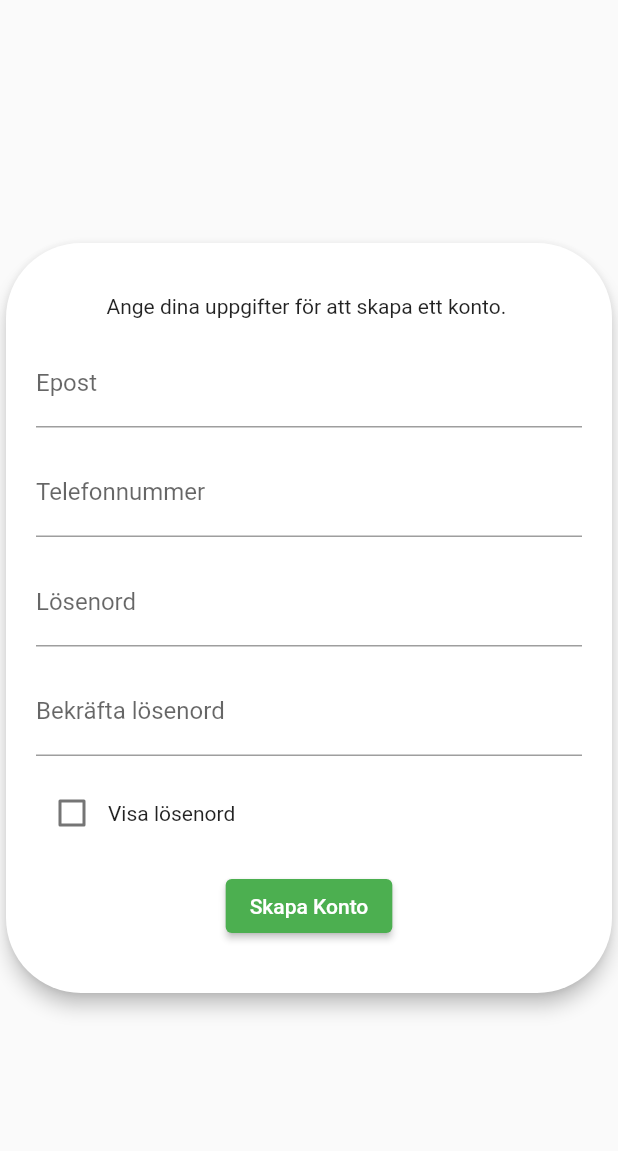
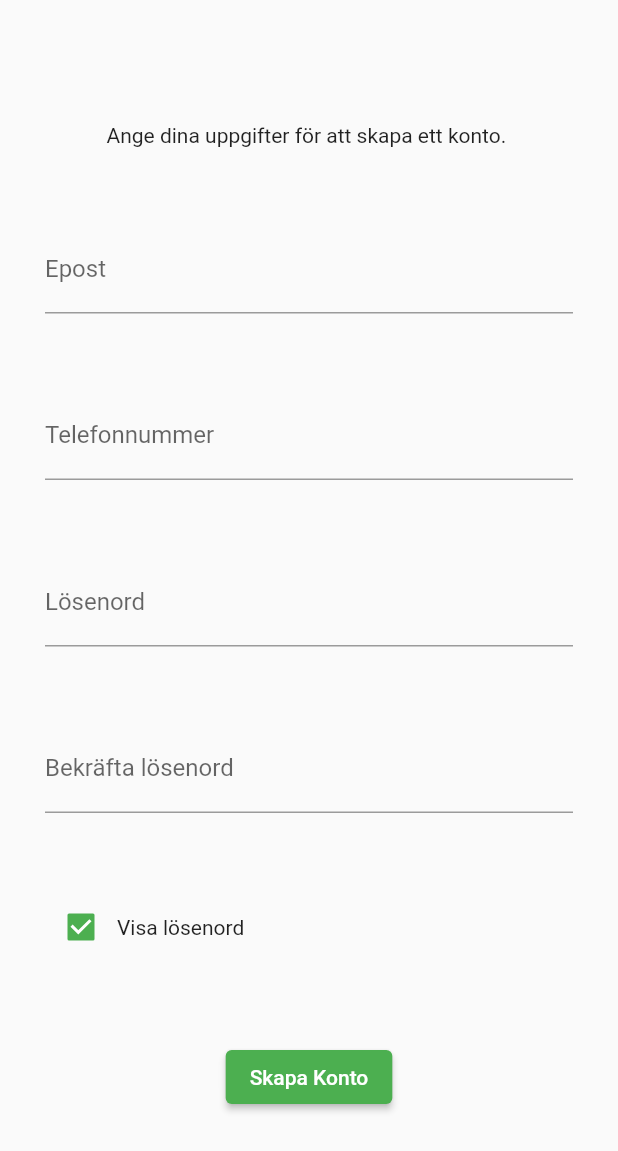
Before and after one commit to ShinzenATT/cmt_projekt, a Flutter app: the AppCreateAccountPage screen opened directly, on a phone screen of 412 x 824 dp. Shown: the top 1151 px of the screen. Run offline on Flutter 3.47's test engine with Material 2 defaults, Android fonts, the phone set to English and light mode, and no system bars; missing offline and left inert: postgrest.

Commit message:
User story 1.1, 1.2, 1.3 should now be done

```diff
--- a/lib/app/View/app_createaccountpage.dart
+++ b/lib/app/View/app_createaccountpage.dart
@@ -1,55 +1,55 @@
+
+import 'package:cmt_projekt/viewmodel/createaccviewmodel.dart';
 import 'package:flutter/cupertino.dart';
 import 'package:flutter/material.dart';
 import 'package:flutter/services.dart';
 import 'package:flutter/widgets.dart';
+import 'package:provider/src/provider.dart';
 
 ///First version of the CreateAcountPage for the website.
 
-class AppCreateAccountPage extends StatefulWidget {
+class AppCreateAccountPage extends StatelessWidget {
   const AppCreateAccountPage({Key? key}) : super(key: key);
 
   @override
-  _AppCreateAccountPageState createState() => _AppCreateAccountPageState();
-}
-
-class _AppCreateAccountPageState extends State<AppCreateAccountPage> {
-  bool _passwordVisible = false; //controls the hide-password feature.
-  @override
   Widget build(BuildContext context) {
-    return Center(
-      child: Card(
-        shape: RoundedRectangleBorder(
-          borderRadius: BorderRadius.circular(50),
-        ),
-        elevation: 5,
-        child: Container(
-          padding: const EdgeInsets.all(20),
-          width: 500,
-          height: 500,
+    return Scaffold(
+      body: Container(
+        padding: const EdgeInsets.all(30),
+        width: MediaQuery.of(context).size.width,
+        height: MediaQuery.of(context).size.height,
         child: Column(
           mainAxisAlignment: MainAxisAlignment.spaceEvenly,
           children: [
             const Text("Ange dina uppgifter för att skapa ett konto. "),
             TextFormField(
+              controller: context.watch<CreateAccountViewModel>().email,
               decoration: const InputDecoration(
                 labelText: 'Epost',
               ),
             ),
             TextFormField(
+              controller: context.watch<CreateAccountViewModel>().phone,
               inputFormatters: [FilteringTextInputFormatter.digitsOnly],
               decoration: const InputDecoration(
                 labelText: 'Telefonnummer',
               ),
             ),
             TextFormField(
-                obscureText: !_passwordVisible,
+              controller: context.watch<CreateAccountViewModel>().password1,
+              obscureText: !context
+                  .watch<CreateAccountViewModel>()
+                  .passwordVisibilityCreate,
               decoration: const InputDecoration(
                 labelText: 'Lösenord',
               ),
               keyboardType: TextInputType.visiblePassword,
             ),
             TextFormField(
-                obscureText: !_passwordVisible,
+              controller: context.watch<CreateAccountViewModel>().password2,
+              obscureText: !context
+                  .watch<CreateAccountViewModel>()
+                  .passwordVisibilityCreate,
               decoration: const InputDecoration(
                 labelText: 'Bekräfta lösenord',
               ),
@@ -60,11 +60,13 @@ class _AppCreateAccountPageState extends State<AppCreateAccountPage> {
                   splashRadius: 0,
                   focusColor: Colors.transparent,
                   hoverColor: Colors.transparent,
-                    value: _passwordVisible,
-                    onChanged: (value) {
-                      setState(() {
-                        _passwordVisible = value!;
-                      });
+                  value: !context
+                      .watch<CreateAccountViewModel>()
+                      .passwordVisibilityCreate,
+                  onChanged: (_) {
+                    context
+                        .read<CreateAccountViewModel>()
+                        .changePasswordVisibility();
                   },
                 ),
                 InkWell(
@@ -72,9 +74,9 @@ class _AppCreateAccountPageState extends State<AppCreateAccountPage> {
                   highlightColor: Colors.transparent,
                   hoverColor: Colors.transparent,
                   onTap: () {
-                      setState(() {
-                        _passwordVisible = !_passwordVisible;
-                      });
+                    context
+                        .read<CreateAccountViewModel>()
+                        .changePasswordVisibility();
                   },
                   child: const Text("Visa lösenord"),
                 ),
@@ -82,14 +84,13 @@ class _AppCreateAccountPageState extends State<AppCreateAccountPage> {
             ),
             ElevatedButton(
               onPressed: () {
-                  Navigator.pop(context);
+                context.read<CreateAccountViewModel>().comparePw(context);
               },
               child: const Text("Skapa Konto"),
             )
           ],
         ),
       ),
-      ),
     );
   }
 }
--- a/lib/app/View/app_homepage.dart
+++ b/lib/app/View/app_homepage.dart
@@ -11,7 +11,9 @@ class _AppHomePageState extends State<AppHomePage> {
   @override
   Widget build(BuildContext context) {
     return Scaffold(
-      appBar: AppBar(),
+      appBar: AppBar(
+      ),
+      body: const Text("apphome yay"),
     );
   }
 }
--- /dev/null
+++ b/lib/constants.dart
@@ -0,0 +1,4 @@
+
+/// All the constants used throughout the project.
+const String home = '/Home';
+const String createAccount = '/CreateAccount';
--- a/lib/model/loginmodel.dart
+++ b/lib/model/loginmodel.dart
@@ -2,15 +2,15 @@ import 'package:flutter/cupertino.dart';
 
 class LoginModel {
   ///For LoginPageViewModel
-  bool loginPassword = false; // Controlls the hide-password feature.
+  bool passwordVisibilityLogin = false; // Controlls the hide-password feature.
   String title = 'Comment'; //The website logotype.
   TextEditingController login = TextEditingController();
   TextEditingController password = TextEditingController();
 
   ///For CreateAccountViewModel
-  bool accountPassword = false; // Controlls the hide-password feature.
-  TextEditingController createemail = TextEditingController();
-  TextEditingController createphone = TextEditingController();
-  TextEditingController createpassword = TextEditingController();
-  TextEditingController createpassword2 = TextEditingController();
+  bool passwordVisibilityCreate = false; // Controlls the hide-password feature.
+  TextEditingController createEmail = TextEditingController();
+  TextEditingController createPhone = TextEditingController();
+  TextEditingController createPassword = TextEditingController();
+  TextEditingController createPassword2 = TextEditingController();
 }
--- a/lib/viewmodel/createaccviewmodel.dart
+++ b/lib/viewmodel/createaccviewmodel.dart
@@ -1,27 +1,35 @@
 import 'package:cmt_projekt/model/loginmodel.dart';
+import 'package:flutter/foundation.dart';
 import 'package:flutter/material.dart';
+
+import '../constants.dart' as constant;
 
 ///View model for CreateAccountwidget and page.
 class CreateAccountViewModel with ChangeNotifier {
   LoginModel lm = LoginModel();
 
   void changePasswordVisibility() {
-    lm.accountPassword = !lm.accountPassword;
+    lm.passwordVisibilityCreate = !lm.passwordVisibilityCreate;
     notifyListeners();
   }
 
-  get accountPassword => lm.accountPassword;
-  get email => lm.createemail;
-  get phone => lm.createphone;
-  get password1 => lm.createpassword;
-  get password2 => lm.createpassword2;
+  get passwordVisibilityCreate => lm.passwordVisibilityCreate;
+  get email => lm.createEmail;
+  get phone => lm.createPhone;
+  get password1 => lm.createPassword;
+  get password2 => lm.createPassword2;
 
   void comparePw(var context) {
     if (password1.value.text == password2.value.text) {
-      Navigator.of(context, rootNavigator: true)
-          .pop(); // Poppar Dialogrutan och gör så att den nuvarande rutan är loginpage.
-      Navigator.of(context)
-          .pushReplacementNamed('/Home'); // Byter till homepage.
+      if (kIsWeb) {
+        Navigator.of(context, rootNavigator: true)
+            .pop(); // Poppar Dialogrutan och gör så att den nuvarande rutan är loginpage.
+        Navigator.of(context)
+            .pushReplacementNamed(constant.home); // Byter till homepage.
+      }else{
+        Navigator.of(context)
+            .pushReplacementNamed(constant.home);
+      }
     }
   }
 }
--- a/lib/viewmodel/page_navigator_viewmodel.dart
+++ b/lib/viewmodel/page_navigator_viewmodel.dart
@@ -1,12 +1,16 @@
+import 'package:cmt_projekt/app/View/app_createaccountpage.dart';
 import 'package:cmt_projekt/app/View/app_homepage.dart';
 import 'package:cmt_projekt/website/View/web_homepage.dart';
 import 'package:flutter/foundation.dart';
 import 'package:flutter/material.dart';
 
+import '../constants.dart' as constant;
+
 class PageNavigator {
   final Map _routes = <String, WidgetBuilder>{
-    '/Home': (BuildContext context) =>
+    constant.home: (BuildContext context) =>
         kIsWeb ? const WebHomePage() : const AppHomePage(),
+    constant.createAccount: (BuildContext context) => const AppCreateAccountPage(),
   };
 
   get routes => _routes;
--- a/lib/website/View/web_createaccountwidget.dart
+++ b/lib/website/View/web_createaccountwidget.dart
@@ -40,7 +40,7 @@ class WebCreateAccountWidget extends StatelessWidget {
               TextFormField(
                 controller: context.watch<CreateAccountViewModel>().password1,
                 obscureText:
-                    !context.watch<CreateAccountViewModel>().accountPassword,
+                    !context.watch<CreateAccountViewModel>().passwordVisibilityCreate,
                 decoration: const InputDecoration(
                   labelText: 'Lösenord',
                 ),
@@ -49,7 +49,7 @@ class WebCreateAccountWidget extends StatelessWidget {
               TextFormField(
                 controller: context.watch<CreateAccountViewModel>().password2,
                 obscureText:
-                    !context.watch<CreateAccountViewModel>().accountPassword,
+                    !context.watch<CreateAccountViewModel>().passwordVisibilityCreate,
                 decoration: const InputDecoration(
                   labelText: 'Bekräfta lösenord',
                 ),
@@ -61,7 +61,7 @@ class WebCreateAccountWidget extends StatelessWidget {
                     focusColor: Colors.transparent,
                     hoverColor: Colors.transparent,
                     value:
-                        context.watch<CreateAccountViewModel>().accountPassword,
+                        context.watch<CreateAccountViewModel>().passwordVisibilityCreate,
                     onChanged: (_) {
                       context
                           .read<CreateAccountViewModel>()
```
Also changed, not shown: lib/app/View/app_loginpage.dart (+27 -31 lines), lib/viewmodel/loginpageviewmodel.dart (+6 -4 lines), lib/website/View/web_loginpage.dart (+6 -3 lines). Lines whose indentation alone changed are shown as unchanged.
